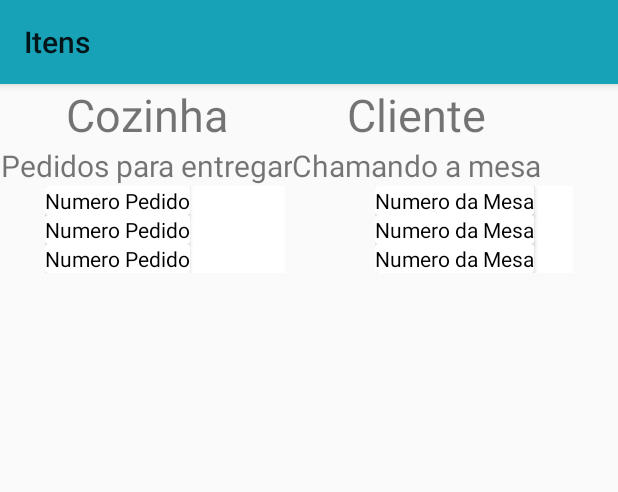
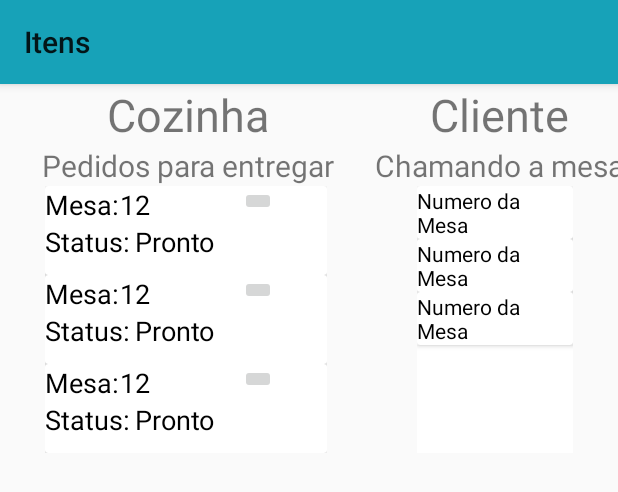
Before and after one commit to diego-dps/Grupo2_TTC_ETEC, an Android app: the layout activity_garcom_home.xml on its own in the app's theme, with its tools: preview values and no code run, on a phone screen of 412 x 824 dp. Shown: the top 492 px of the screen. Run offline under Robolectric (Android 15) with nearby library versions, the phone set to English and light mode, and no system bars; Roboto replaces fonts that are not available here.

Commit message:
atualização app

```diff
--- a/Mobile/SGBR/app/src/main/res/layout/activity_garcom_home.xml
+++ b/Mobile/SGBR/app/src/main/res/layout/activity_garcom_home.xml
@@ -59,7 +59,7 @@
         android:layout_height="match_parent">
 
         <androidx.recyclerview.widget.RecyclerView
-            android:id="@+id/cardapio_pedido"
+            android:id="@+id/recyclerview_pedido"
             android:layout_width="match_parent"
             android:layout_height="match_parent"
             android:layout_marginHorizontal="30dp"
@@ -69,7 +69,7 @@
             tools:listitem="@layout/garcom_pedido" />
 
         <androidx.recyclerview.widget.RecyclerView
-            android:id="@+id/cardapio_cliente"
+            android:id="@+id/recyclerview_chamada_cliente"
             android:layout_width="match_parent"
             android:layout_height="match_parent"
             android:layout_marginHorizontal="30dp"
--- a/Mobile/SGBR/app/src/main/res/layout/garcom_pedido.xml
+++ b/Mobile/SGBR/app/src/main/res/layout/garcom_pedido.xml
@@ -1,18 +1,58 @@
 <?xml version="1.0" encoding="utf-8"?>
 <androidx.cardview.widget.CardView
     xmlns:android="http://schemas.android.com/apk/res/android"
+    xmlns:tools="http://schemas.android.com/tools"
     android:layout_width="wrap_content"
-    android:layout_height="wrap_content">
+    android:layout_height="wrap_content"
+    tools:showIn="@layout/activity_garcom_home">
 
     <RelativeLayout
-        android:layout_width="wrap_content"
-        android:layout_height="wrap_content">
+        android:layout_width="190dp"
+        android:layout_height="wrap_content"
+        android:layout_marginBottom="10dp">
 
         <TextView
+            android:id="@+id/txt_mesa"
             android:layout_width="wrap_content"
             android:layout_height="wrap_content"
-            android:text="Numero Pedido"
+            android:text="Mesa:"
+            android:textSize="18sp"
             android:textColor="@android:color/black"/>
+
+        <TextView
+            android:id="@+id/txt_num_mesa"
+            android:layout_width="wrap_content"
+            android:layout_height="wrap_content"
+            android:text="12"
+            android:textSize="18sp"
+            android:textColor="@android:color/black"
+            android:layout_marginLeft="50dp"/>
+
+        <TextView
+            android:id="@+id/txt_status"
+            android:layout_width="wrap_content"
+            android:layout_height="wrap_content"
+            android:text="Status:"
+            android:textSize="18sp"
+            android:textColor="@android:color/black"
+            android:layout_below="@+id/txt_mesa"/>
+
+        <TextView
+            android:id="@+id/txt_valor_status"
+            android:layout_width="match_parent"
+            android:layout_height="wrap_content"
+            android:text="Pronto"
+            android:textSize="18sp"
+            android:textColor="@android:color/black"
+            android:layout_below="@+id/txt_mesa"
+            android:layout_marginLeft="60dp"/>
+
+        <ImageButton
+            android:id="@+id/btn_excluir"
+            android:layout_width="wrap_content"
+            android:layout_height="wrap_content"
+            android:text="Excluir"
+            android:layout_marginLeft="130dp"/>
     </RelativeLayout>
 
 </androidx.cardview.widget.CardView>
```
Also changed, not shown: Mobile/SGBR/app/src/main/java/com/example/sgbr/adapter/AdapterMesa.java (+53 -15 lines), Mobile/SGBR/app/src/main/java/com/example/sgbr/api/DataService.java (+7 -4 lines), Mobile/SGBR/app/src/main/java/com/example/sgbr/model/Pedido.java (+9 -0 lines), Mobile/SGBR/app/src/main/java/com/example/sgbr/ui/GarcomHomeActivity.java (+17 -18 lines), 2 other files.
